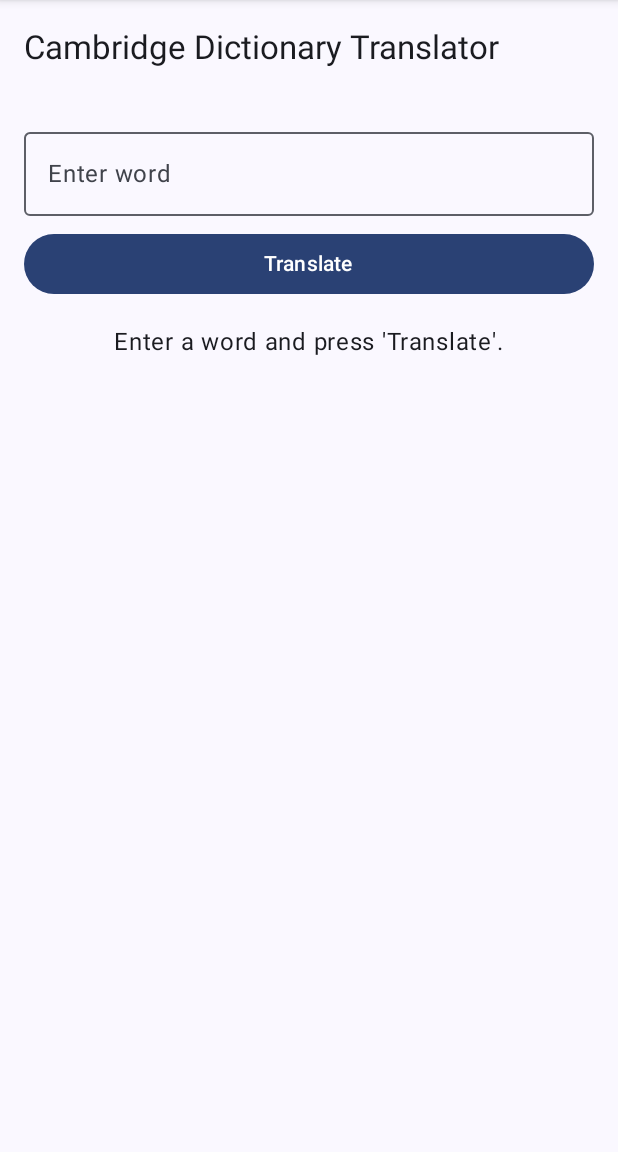
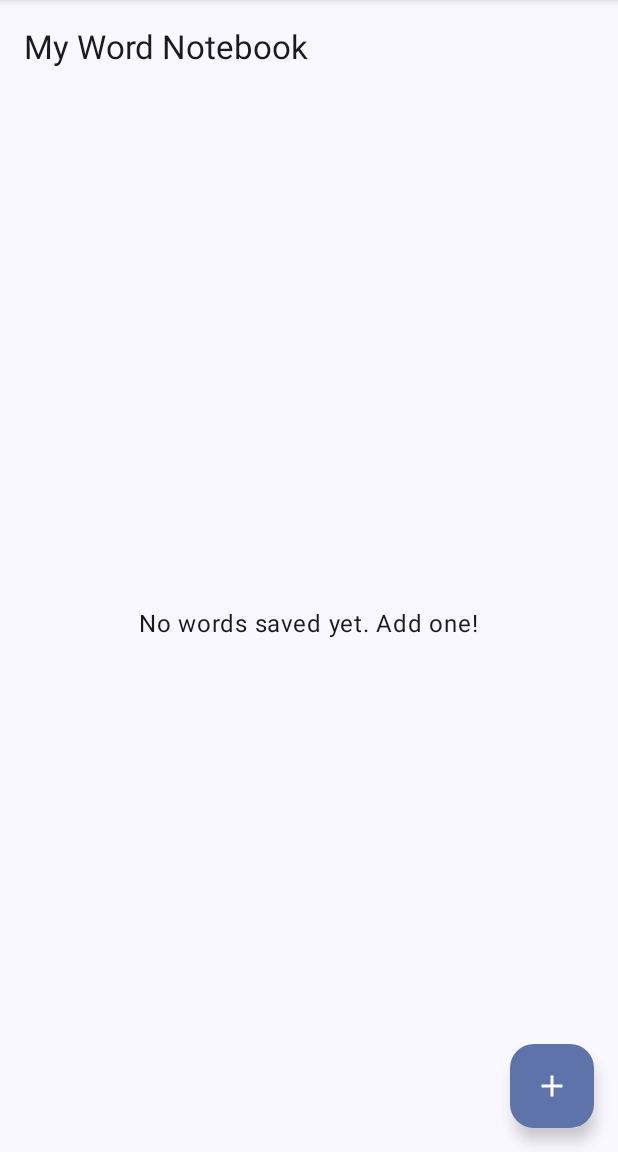
Before and after one commit to redusx/wordmint-project26, an Android app built with Jetpack Compose: the screen it shows after launch (MainActivity), on a phone screen of 412 x 824 dp, the part 84-1236 px from its top. Run offline under Robolectric (Android 15) with nearby library versions, the phone set to English and light mode, and no system bars; our stand-ins replace Room's generated code, livedata-compose.

Commit message:
Transform app into Word Notebook with Room DB, Navigation, and UI revisions

```diff
--- a/app/src/main/AndroidManifest.xml
+++ b/app/src/main/AndroidManifest.xml
@@ -5,6 +5,7 @@
     <uses-permission android:name="android.permission.INTERNET" />
 
     <application
+        android:name=".WordStoreApplication"
         android:allowBackup="true"
         android:dataExtractionRules="@xml/data_extraction_rules"
         android:fullBackupContent="@xml/backup_rules"
--- a/app/src/main/java/com/example/wordstore/MainActivity.kt
+++ b/app/src/main/java/com/example/wordstore/MainActivity.kt
@@ -28,93 +28,51 @@ import com.example.wordstore.data.FetchState
 import com.example.wordstore.data.TranslationResult
 import com.example.wordstore.data.WordEntry
 import com.example.wordstore.ui.theme.WordStoreTheme
+import androidx.navigation.compose.NavHost
+import androidx.navigation.compose.composable
+import androidx.navigation.compose.rememberNavController
+import com.example.wordstore.ui.HomeScreen
+import com.example.wordstore.ui.AddWordScreen
+import com.example.wordstore.viewmodel.WordViewModel
+import com.example.wordstore.viewmodel.WordViewModelFactory
 
 
 class MainActivity : AppCompatActivity() {
 
-    private val viewModel: TranslationViewModel by viewModels()
+    private val translationViewModel: TranslationViewModel by viewModels()
+    private val wordViewModel: WordViewModel by viewModels {
+        WordViewModelFactory((application as WordStoreApplication).repository)
+    }
 
     override fun onCreate(savedInstanceState: Bundle?) {
         super.onCreate(savedInstanceState)
         setContent {
-            WordStoreTheme { // Projenizin tema adını kullanın
-                MainScreen(viewModel = viewModel)
+            WordStoreTheme {
+                MainScreen(
+                    wordViewModel = wordViewModel,
+                    translationViewModel = translationViewModel
+                )
             }
         }
-
     }
 
-    @OptIn(ExperimentalMaterial3Api::class)
     @Composable
-    fun MainScreen(viewModel: TranslationViewModel) {
-        // TextField için state
-        var wordInput by remember { mutableStateOf("") }
-        // ViewModel'den LiveData'yı observe et
-        val fetchState by viewModel.translationState.observeAsState()
+    fun MainScreen(
+        wordViewModel: WordViewModel,
+        translationViewModel: TranslationViewModel
+    ) {
+        val navController = rememberNavController()
 
-        Scaffold(
-            topBar = {
-                TopAppBar(title = { Text("Cambridge Dictionary Translator") })
+        NavHost(navController = navController, startDestination = "home") {
+            composable("home") {
+                HomeScreen(navController = navController, wordViewModel = wordViewModel)
             }
-        ) { paddingValues ->
-            Column(
-                modifier = Modifier
-                    .padding(paddingValues)
-                    .padding(16.dp)
-                    .fillMaxSize(),
-                horizontalAlignment = Alignment.CenterHorizontally
-            ) {
-                OutlinedTextField(
-                    value = wordInput,
-                    onValueChange = { wordInput = it },
-                    label = { Text("Enter word") },
-                    singleLine = true,
-                    modifier = Modifier.fillMaxWidth()
+            composable("add_word") {
+                AddWordScreen(
+                    navController = navController,
+                    wordViewModel = wordViewModel,
+                    translationViewModel = translationViewModel
                 )
-
-                Spacer(modifier = Modifier.height(8.dp))
-
-                Button(
-                    onClick = {
-                        if (wordInput.isNotBlank()) {
-                            viewModel.getTranslation(wordInput)
-                        }
-                    },
-                    modifier = Modifier.fillMaxWidth()
-                ) {
-                    Text("Translate")
-                }
-
-                Spacer(modifier = Modifier.height(16.dp))
-
-                // Sonuçları göster
-                when (val state = fetchState) {
-                    is FetchState.Loading -> {
-                        CircularProgressIndicator(modifier = Modifier.align(Alignment.CenterHorizontally))
-                    }
-                    is FetchState.Success -> {
-                        TranslationResultView(result = state.result)
-                    }
-                    is FetchState.Error -> {
-                        Text(
-                            "Error: ${state.message}",
-                            color = MaterialTheme.colorScheme.error,
-                            modifier = Modifier.align(Alignment.CenterHorizontally)
-                        )
-                    }
-                    is FetchState.WordNotFound -> {
-                        Text(
-                            "Word not found or no translations available.",
-                            modifier = Modifier.align(Alignment.CenterHorizontally)
-                        )
-                    }
-                    null -> { // Henüz bir arama yapılmadı
-                        Text(
-                            "Enter a word and press 'Translate'.",
-                            modifier = Modifier.align(Alignment.CenterHorizontally)
-                        )
-                    }
-                }
             }
         }
     }
--- /dev/null
+++ b/app/src/main/java/com/example/wordstore/WordStoreApplication.kt
@@ -0,0 +1,10 @@
+package com.example.wordstore
+
+import android.app.Application
+import com.example.wordstore.data.AppDatabase
+import com.example.wordstore.data.WordRepository
+
+class WordStoreApplication : Application() {
+    val database by lazy { AppDatabase.getDatabase(this) }
+    val repository by lazy { WordRepository(database.wordDao()) }
+}
--- /dev/null
+++ b/app/src/main/java/com/example/wordstore/data/AppDatabase.kt
@@ -0,0 +1,30 @@
+package com.example.wordstore.data
+
+import android.content.Context
+import androidx.room.Database
+import androidx.room.Room
+import androidx.room.RoomDatabase
+import androidx.room.TypeConverters
+
+@Database(entities = [Word::class], version = 1, exportSchema = false)
+@TypeConverters(Converters::class)
+abstract class AppDatabase : RoomDatabase() {
+    abstract fun wordDao(): WordDao
+
+    companion object {
+        @Volatile
+        private var INSTANCE: AppDatabase? = null
+
+        fun getDatabase(context: Context): AppDatabase {
+            return INSTANCE ?: synchronized(this) {
+                val instance = Room.databaseBuilder(
+                    context.applicationContext,
+                    AppDatabase::class.java,
+                    "word_database"
+                ).build()
+                INSTANCE = instance
+                instance
+            }
+        }
+    }
+}
--- /dev/null
+++ b/app/src/main/java/com/example/wordstore/data/WordDao.kt
@@ -0,0 +1,20 @@
+package com.example.wordstore.data
+
+import androidx.room.Dao
+import androidx.room.Delete
+import androidx.room.Insert
+import androidx.room.OnConflictStrategy
+import androidx.room.Query
+import kotlinx.coroutines.flow.Flow
+
+@Dao
+interface WordDao {
+    @Query("SELECT * FROM words ORDER BY id DESC")
+    fun getAllWords(): Flow<List<Word>>
+
+    @Insert(onConflict = OnConflictStrategy.REPLACE)
+    suspend fun insertWord(word: Word)
+
+    @Delete
+    suspend fun deleteWord(word: Word)
+}
--- /dev/null
+++ b/app/src/main/java/com/example/wordstore/data/WordRepository.kt
@@ -0,0 +1,15 @@
+package com.example.wordstore.data
+
+import kotlinx.coroutines.flow.Flow
+
+class WordRepository(private val wordDao: WordDao) {
+    val allWords: Flow<List<Word>> = wordDao.getAllWords()
+
+    suspend fun insert(word: Word) {
+        wordDao.insertWord(word)
+    }
+
+    suspend fun delete(word: Word) {
+        wordDao.deleteWord(word)
+    }
+}
--- a/app/src/main/java/com/example/wordstore/viewmodel/TranslationViewModel.kt
+++ b/app/src/main/java/com/example/wordstore/viewmodel/TranslationViewModel.kt
@@ -23,4 +23,7 @@ class TranslationViewModel : ViewModel() {
             _translationState.postValue(result)
         }
     }
+    fun resetState() {
+        _translationState.value = null
+    }
 }
--- /dev/null
+++ b/app/src/main/java/com/example/wordstore/viewmodel/WordViewModel.kt
@@ -0,0 +1,33 @@
+package com.example.wordstore.viewmodel
+
+import androidx.lifecycle.LiveData
+import androidx.lifecycle.ViewModel
+import androidx.lifecycle.ViewModelProvider
+import androidx.lifecycle.asLiveData
+import androidx.lifecycle.viewModelScope
+import com.example.wordstore.data.Word
+import com.example.wordstore.data.WordRepository
+import kotlinx.coroutines.launch
+
+class WordViewModel(private val repository: WordRepository) : ViewModel() {
+
+    val allWords: LiveData<List<Word>> = repository.allWords.asLiveData()
+
+    fun insert(word: Word) = viewModelScope.launch {
+        repository.insert(word)
+    }
+
+    fun delete(word: Word) = viewModelScope.launch {
+        repository.delete(word)
+    }
+}
+
+class WordViewModelFactory(private val repository: WordRepository) : ViewModelProvider.Factory {
+    override fun <T : ViewModel> create(modelClass: Class<T>): T {
+        if (modelClass.isAssignableFrom(WordViewModel::class.java)) {
+            @Suppress("UNCHECKED_CAST")
+            return WordViewModel(repository) as T
+        }
+        throw IllegalArgumentException("Unknown ViewModel class")
+    }
+}
```
Also changed, not shown: app/build.gradle.kts (+13 -0 lines), app/src/main/java/com/example/wordstore/data/Word.kt (added, +47 -0 lines), app/src/main/java/com/example/wordstore/ui/AddWordScreen.kt (added, +134 -0 lines), app/src/main/java/com/example/wordstore/ui/HomeScreen.kt (added, +214 -0 lines).
